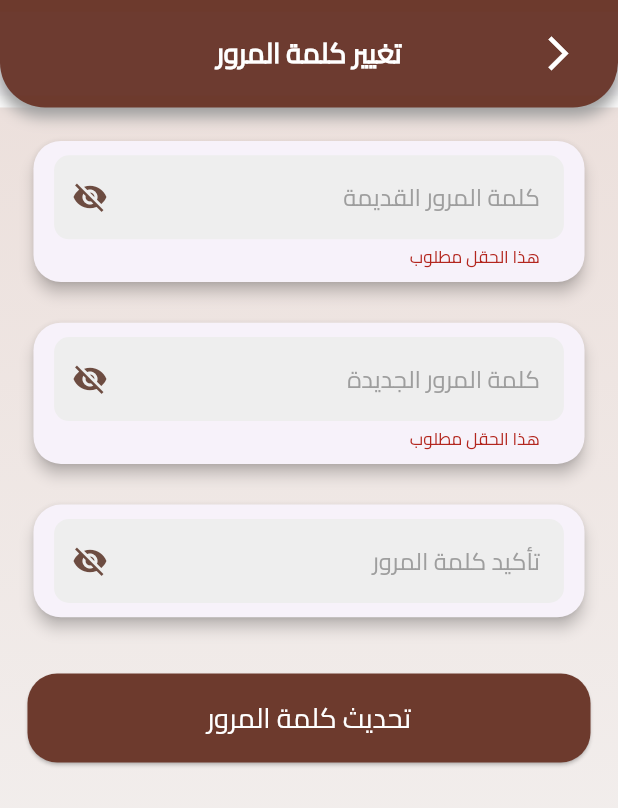
After one commit to George-Samir88/infantry_house_app, a Flutter app: the ChangePasswordView screen opened directly, after a tap on "تحديث كلمة المرور", on a phone screen of 412 x 824 dp. The commit adds this screen. Shown: the top 808 px of the screen. Run offline on Flutter 3.47's test engine with Material 3 defaults, Android fonts, the phone set to English and light mode, and no system bars; our stand-ins replace animate_do, animated_text_kit, bloc, carousel_slider, cloud_firestore, connectivity_plus and 13 more; missing offline and left inert: flutter_paypal_payment; accounts and stored records are empty.

Commit message:
finish change password

```diff
--- a/lib/l10n/intl_ar.arb
+++ b/lib/l10n/intl_ar.arb
@@ -198,5 +198,14 @@
   "ErrorLoadingData": "حدث خطأ أثناء تحميل البيانات",
   "Refresh": "إعادة تحميل",
   "NoInternetConnection": "لا يوجد اتصال بالإنترنت",
-  "PleaseCheckYourConnectionAndTryAgain": "يرجى التحقق من اتصال الإنترنت والمحاولة مرة أخرى."
+  "PleaseCheckYourConnectionAndTryAgain": "يرجى التحقق من اتصال الإنترنت والمحاولة مرة أخرى.",
+  "PasswordUpdatedSuccessfully": "تم تحديث كلمة المرور بنجاح",
+  "OldPassword": "كلمة المرور القديمة",
+  "NewPassword": "كلمة المرور الجديدة",
+  "ConfirmPassword": "تأكيد كلمة المرور",
+  "PasswordsDoNotMatch": "كلمتا المرور غير متطابقتين",
+  "UpdatePassword": "تحديث كلمة المرور",
+  "ThisFieldIsRequired": "هذا الحقل مطلوب",
+  "UserMismatch": "بيانات الاعتماد المقدمة لا تطابق المستخدم الحالي",
+  "InvalidCredential": "بيانات تسجيل الدخول غير صحيحة"
 }
--- a/lib/utils/custom_text_form_field.dart
+++ b/lib/utils/custom_text_form_field.dart
@@ -31,8 +31,8 @@ class CustomTextFormField extends StatelessWidget {
       controller: textEditingController,
       obscureText: obscureText ?? false,
       enabled: enabled ?? true,
-      minLines: minLines,
-      maxLines: maxLines,
+      minLines: minLines ?? 1,
+      maxLines: maxLines ?? 1,
       style: TextStyle(fontSize: 14.sp),
       keyboardType: textInputType,
       decoration: InputDecoration(
--- a/lib/utils/map_firebase_error.dart
+++ b/lib/utils/map_firebase_error.dart
@@ -121,6 +121,11 @@ String localizeAuthError({required S loc, required String code}) {
       return loc.InvalidVerificationCode;
     case "invalid-verification-id":
       return loc.InvalidVerificationId;
+    case "user-mismatch":
+      return loc.UserMismatch;
+    case "invalid-credential":
+      return loc.InvalidCredential;
+
     default:
       return "${loc.Unknown} ${code.toString()} ";
   }
--- a/lib/views/widgets/menu_view/manager/user_data_state.dart
+++ b/lib/views/widgets/menu_view/manager/user_data_state.dart
@@ -34,6 +34,22 @@ class UserDataLogoutFailure extends UserDataState {
   UserDataLogoutFailure({required this.failure});
 }
 
+class ChangePasswordLoading extends UserDataState {}
+
+class ChangePasswordSuccess extends UserDataState {
+  final String message;
+
+  ChangePasswordSuccess(this.message);
+}
+
+class ChangePasswordError extends UserDataState {
+  final String error;
+
+  ChangePasswordError(this.error);
+}
+
+class ChangePasswordVisibilityChanged extends UserDataState {}
+
 class NoInternetConnectionState extends UserDataState {
   final String message;
 
--- /dev/null
+++ b/lib/views/widgets/profile_view/change_password_view.dart
@@ -0,0 +1,215 @@
+import 'package:animate_do/animate_do.dart';
+import 'package:flutter/material.dart';
+import 'package:flutter_bloc/flutter_bloc.dart';
+import 'package:flutter_screenutil/flutter_screenutil.dart';
+import 'package:infantry_house_app/utils/app_loader.dart';
+import 'package:infantry_house_app/utils/custom_snackBar.dart';
+import '../../../generated/l10n.dart';
+import '../../../utils/custom_appbar_editing_view.dart';
+import '../../../utils/custom_elevated_button.dart';
+import '../../../utils/custom_text_form_field.dart';
+import '../menu_view/manager/user_data_cubit.dart';
+
+class ChangePasswordView extends StatefulWidget {
+  const ChangePasswordView({super.key});
+
+  @override
+  State<ChangePasswordView> createState() => _ChangePasswordViewState();
+}
+
+class _ChangePasswordViewState extends State<ChangePasswordView> {
+  final _formKey = GlobalKey<FormState>();
+  final _oldPasswordController = TextEditingController();
+  final _newPasswordController = TextEditingController();
+  final _confirmPasswordController = TextEditingController();
+
+  @override
+  void dispose() {
+    _oldPasswordController.dispose();
+    _newPasswordController.dispose();
+    _confirmPasswordController.dispose();
+    super.dispose();
+  }
+
+  @override
+  Widget build(BuildContext context) {
+    final cubit = context.read<UserDataCubit>();
+    final loc = S.of(context);
+
+    return Scaffold(
+      appBar: PreferredSize(
+        preferredSize: Size.fromHeight(60.h),
+        child: CustomAppBarEditingView(
+          onPressed: () => Navigator.pop(context),
+          title: S.of(context).ChangePassword,
+        ),
+      ),
+      body: Stack(
+        children: [
+          // 🔹 Background gradient
+          Container(
+            decoration: const BoxDecoration(
+              gradient: LinearGradient(
+                colors: [Color(0xFFECE0DC), Color(0xFFF5F5F5)],
+                begin: Alignment.topCenter,
+                end: Alignment.bottomCenter,
+              ),
+            ),
+          ),
+
+          BlocConsumer<UserDataCubit, UserDataState>(
+            listener: (context, state) {
+              if (state is ChangePasswordError) {
+                showSnackBar(
+                  context: context,
+                  message: state.error,
+                  backgroundColor: Colors.redAccent,
+                );
+              } else if (state is ChangePasswordSuccess) {
+                showSnackBar(
+                  context: context,
+                  message: loc.PasswordUpdatedSuccessfully,
+                  backgroundColor: Colors.green,
+                );
+                _newPasswordController.clear();
+                _confirmPasswordController.clear();
+                _oldPasswordController.clear();
+                FocusScope.of(context).unfocus();
+              } else if (state is NoInternetConnectionState) {
+                showSnackBar(
+                  context: context,
+                  message: state.message,
+                  backgroundColor: Colors.yellow[800],
+                );
+              }
+            },
+            builder: (context, state) {
+              return CustomScrollView(
+                slivers: [
+                  // 🔹 Form
+                  SliverToBoxAdapter(
+                    child: Padding(
+                      padding: EdgeInsets.all(16.w),
+                      child: Form(
+                        key: _formKey,
+                        child: Column(
+                          children: [
+                            FadeInUp(
+                              child: _buildPasswordField(
+                                controller: _oldPasswordController,
+                                label: loc.OldPassword,
+                                visible: cubit.oldPasswordVisible,
+                                onVisibilityChanged:
+                                    () => cubit.toggleOldPasswordVisibility(),
+                              ),
+                            ),
+                            SizedBox(height: 16.h),
+                            FadeInUp(
+                              delay: const Duration(milliseconds: 100),
+                              child: _buildPasswordField(
+                                controller: _newPasswordController,
+                                label: loc.NewPassword,
+                                visible: cubit.newPasswordVisible,
+                                onVisibilityChanged:
+                                    cubit.toggleNewPasswordVisibility,
+                              ),
+                            ),
+                            SizedBox(height: 16.h),
+                            FadeInUp(
+                              delay: const Duration(milliseconds: 200),
+                              child: _buildPasswordField(
+                                controller: _confirmPasswordController,
+                                label: loc.ConfirmPassword,
+                                visible: cubit.confirmPasswordVisible,
+                                onVisibilityChanged:
+                                    cubit.toggleConfirmPasswordVisibility,
+                                validator: (value) {
+                                  if (value != _newPasswordController.text) {
+                                    return loc.PasswordsDoNotMatch;
+                                  }
+                                  return null;
+                                },
+                              ),
+                            ),
+                            SizedBox(height: 28.h),
+                            state is ChangePasswordLoading
+                                ? const AppLoader()
+                                : FadeInUp(
+                                  delay: const Duration(milliseconds: 300),
+                                  child: CustomElevatedButton(
+                                    onPressed: () async {
+                                      final form = _formKey.currentState!;
+                                      final cubit =
+                                          context.read<UserDataCubit>();
+                                      if (form.validate()) {
+                                        if (await cubit
+                                            .hasInternetConnection()) {
+                                          cubit.changePassword(
+                                            oldPassword:
+                                                _oldPasswordController.text
+                                                    .trim(),
+                                            newPassword:
+                                                _newPasswordController.text
+                                                    .trim(),
+                                          );
+                                        }
+                                      }
+                                    },
+                                    text: S.of(context).UpdatePassword,
+                                    width: double.infinity,
+                                    backGroundColor: const Color(0xFF6D3A2D),
+                                    fontSize: 16.sp,
+                                  ),
+                                ),
+                          ],
+                        ),
+                      ),
+                    ),
+                  ),
+                ],
+              );
+            },
+          ),
+        ],
+      ),
+    );
+  }
+
+  // 🔹 Reusable password field
+  Widget _buildPasswordField({
+    required TextEditingController controller,
+    required String label,
+    required bool visible,
+    required VoidCallback onVisibilityChanged,
+    FormFieldValidator<String>? validator,
+  }) {
+    return Card(
+      elevation: 4,
+      shape: RoundedRectangleBorder(borderRadius: BorderRadius.circular(16.r)),
+      child: Padding(
+        padding: EdgeInsets.symmetric(horizontal: 12.w, vertical: 8.h),
+        child: CustomTextFormField(
+          textEditingController: controller,
+          hintText: label,
+          textInputType: TextInputType.visiblePassword,
+          obscureText: !visible,
+          suffixIcon: IconButton(
+            onPressed: onVisibilityChanged,
+            icon: Icon(
+              visible ? Icons.visibility : Icons.visibility_off,
+              color: Colors.brown[600],
+            ),
+          ),
+          validator:
+              validator ??
+              (value) {
+                if (value == null || value.isEmpty) {
+                  return S.of(context).ThisFieldIsRequired;
+                }
+                return null;
+              },
+        ),
+      ),
+    );
+  }
+}
```
Also changed, not shown: lib/l10n/intl_en.arb (+12 -4 lines), lib/views/widgets/menu_view/manager/user_data_cubit.dart (+56 -0 lines), lib/views/widgets/profile_view/profile_view.dart (+13 -1 lines), lib/generated/intl/messages_ar.dart, lib/generated/intl/messages_en.dart, lib/generated/l10n.dart.
